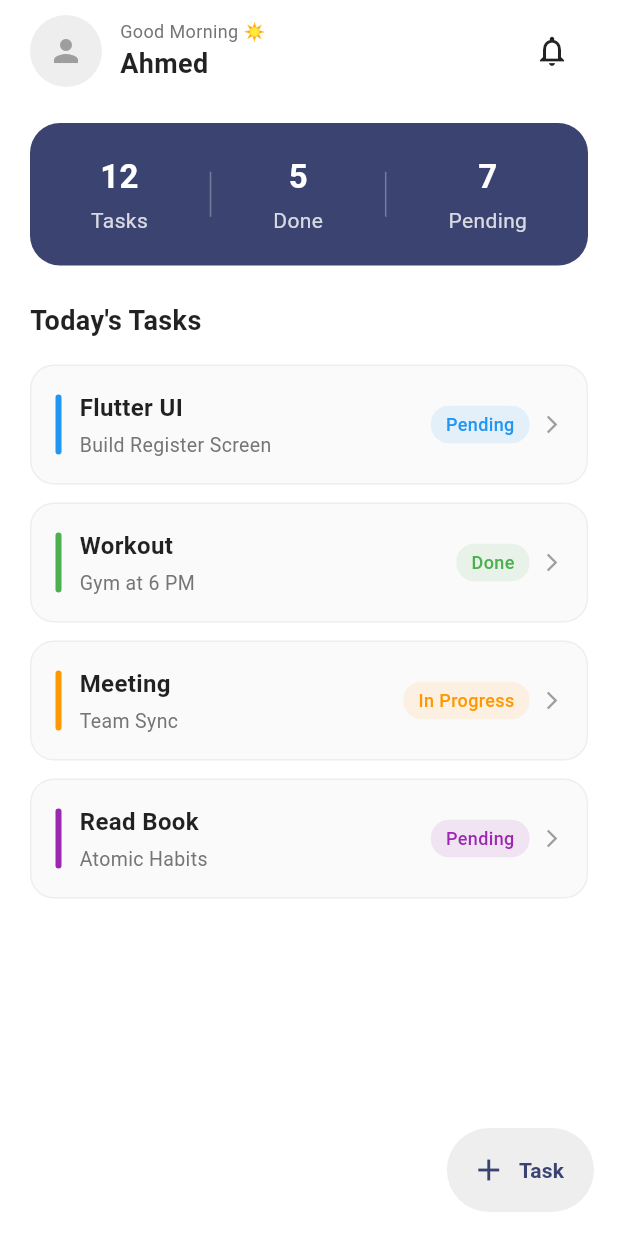
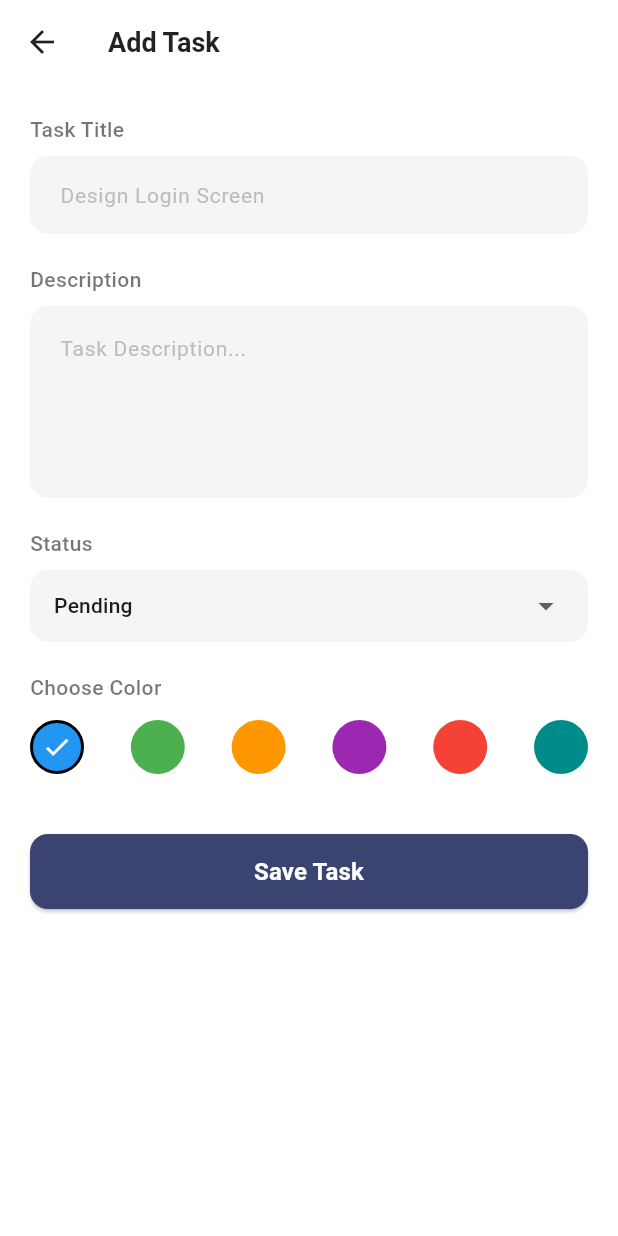
Before and after one commit to lamaashraf63-svg/task-18, a Flutter app: the HomeScreen screen opened directly, after a tap on "Task", on a phone screen of 412 x 824 dp. Run offline on Flutter 3.47's test engine with Material 3 defaults, Android fonts, the phone set to English and light mode, and no system bars; our stand-ins replace lottie.

Commit message:
Add AddTaskScreen and link it with HomeScreen

```diff
--- /dev/null
+++ b/lib/add_task_screen.dart
@@ -0,0 +1,192 @@
+import 'package:flutter/material.dart';
+
+class AddTaskScreen extends StatefulWidget {
+  const AddTaskScreen({super.key});
+
+  @override
+  State<AddTaskScreen> createState() => _AddTaskScreenState();
+}
+
+class _AddTaskScreenState extends State<AddTaskScreen> {
+  String selectedStatus = 'Pending';
+  Color selectedColor = Colors.blue;
+
+  final List<Color> taskColors = [
+    Colors.blue,
+    Colors.green,
+    Colors.orange,
+    Colors.purple,
+    Colors.red,
+    TealColorCustom.teal,
+  ];
+
+  @override
+  Widget build(BuildContext context) {
+    return Scaffold(
+      backgroundColor: Colors.white,
+      appBar: AppBar(
+        backgroundColor: Colors.white,
+        elevation: 0,
+        leading: IconButton(
+          icon: const Icon(Icons.arrow_back, color: Colors.black87),
+          onPressed: () => Navigator.pop(context),
+        ),
+        title: const Text(
+          'Add Task',
+          style: TextStyle(
+            color: Colors.black87,
+            fontWeight: FontWeight.bold,
+            fontSize: 18,
+          ),
+        ),
+      ),
+      body: SingleChildScrollView(
+        padding: const EdgeInsets.all(20.0),
+        child: Column(
+          crossAxisAlignment: CrossAxisAlignment.start,
+          children: [
+            // Task Title Label & Input
+            const Text(
+              'Task Title',
+              style: TextStyle(fontSize: 14, fontWeight: FontWeight.w500, color: Colors.black54),
+            ),
+            const SizedBox(height: 8),
+            TextField(
+              decoration: InputDecoration(
+                hintText: 'Design Login Screen',
+                hintStyle: TextStyle(color: Colors.grey[400], fontSize: 14),
+                filled: true,
+                fillColor: Colors.grey[100],
+                contentPadding: const EdgeInsets.symmetric(horizontal: 16, vertical: 14),
+                border: OutlineInputBorder(
+                  borderRadius: BorderRadius.circular(12),
+                  borderSide: BorderSide.none,
+                ),
+              ),
+            ),
+            const SizedBox(height: 20),
+
+            // Description Label & Input
+            const Text(
+              'Description',
+              style: TextStyle(fontSize: 14, fontWeight: FontWeight.w500, color: Colors.black54),
+            ),
+            const SizedBox(height: 8),
+            TextField(
+              maxLines: 4,
+              decoration: InputDecoration(
+                hintText: 'Task Description...',
+                hintStyle: TextStyle(color: Colors.grey[400], fontSize: 14),
+                filled: true,
+                fillColor: Colors.grey[100],
+                contentPadding: const EdgeInsets.all(16),
+                border: OutlineInputBorder(
+                  borderRadius: BorderRadius.circular(12),
+                  borderSide: BorderSide.none,
+                ),
+              ),
+            ),
+            const SizedBox(height: 20),
+
+            // Status Label & Dropdown
+            const Text(
+              'Status',
+              style: TextStyle(fontSize: 14, fontWeight: FontWeight.w500, color: Colors.black54),
+            ),
+            const SizedBox(height: 8),
+            Container(
+              padding: const EdgeInsets.symmetric(horizontal: 16),
+              decoration: BoxDecoration(
+                color: Colors.grey[100],
+                borderRadius: BorderRadius.circular(12),
+              ),
+              child: DropdownButtonHideUnderline(
+                child: DropdownButton<String>(
+                  value: selectedStatus,
+                  isExpanded: true,
+                  items: ['Pending', 'In Progress', 'Done'].map((String value) {
+                    return DropdownMenuItem<String>(
+                      value: value,
+                      child: Text(value, style: const TextStyle(fontSize: 14)),
+                    );
+                  }).toList(),
+                  onChanged: (newValue) {
+                    setState(() {
+                      selectedStatus = newValue!;
+                    });
+                  },
+                ),
+              ),
+            ),
+            const SizedBox(height: 20),
+
+            // Choose Color Label & Color Pickers
+            const Text(
+              'Choose Color',
+              style: TextStyle(fontSize: 14, fontWeight: FontWeight.w500, color: Colors.black54),
+            ),
+            const SizedBox(height: 12),
+            Row(
+              mainAxisAlignment: MainAxisAlignment.spaceBetween,
+              children: taskColors.map((color) {
+                bool isSelected = selectedColor == color;
+                return GestureDetector(
+                  onTap: () {
+                    setState(() {
+                      selectedColor = color;
+                    });
+                  },
+                  child: Container(
+                    width: 36,
+                    height: 36,
+                    decoration: BoxDecoration(
+                      color: color,
+                      shape: BoxShape.circle,
+                      border: isSelected
+                          ? Border.all(color: Colors.black, width: 2)
+                          : null,
+                    ),
+                    child: isSelected
+                        ? const Icon(Icons.check, color: Colors.white, size: 20)
+                        : null,
+                  ),
+                );
+              }).toList(),
+            ),
+            const SizedBox(height: 40),
+
+            // Save Task Button
+            SizedBox(
+              width: double.infinity,
+              height: 50,
+              child: ElevatedButton(
+                onPressed: () {
+                  // هنا ممكن نضيف كود حفظ المهمة أو الرجوع للشاشة الرئيسية
+                  Navigator.pop(context);
+                },
+                style: ElevatedButton.styleFrom(
+                  backgroundColor: const Color(0xFF3B4371),
+                  shape: RoundedRectangleBorder(
+                    borderRadius: BorderRadius.circular(12),
+                  ),
+                ),
+                child: const Text(
+                  'Save Task',
+                  style: TextStyle(
+                    fontSize: 16,
+                    color: Colors.white,
+                    fontWeight: FontWeight.bold,
+                  ),
+                ),
+              ),
+            ),
+          ],
+        ),
+      ),
+    );
+  }
+}
+
+class TealColorCustom {
+  static const Color teal = Color(0xFF008B8B);
+}
--- a/lib/home_screen.dart
+++ b/lib/home_screen.dart
@@ -1,4 +1,5 @@
 import 'package:flutter/material.dart';
+import 'add_task_screen.dart';
 
 class HomeScreen extends StatelessWidget {
   const HomeScreen({super.key});
@@ -13,7 +14,6 @@ class HomeScreen extends StatelessWidget {
           child: Column(
             crossAxisAlignment: CrossAxisAlignment.start,
             children: [
-              // 1. Header (Profile, Greeting, Notification)
               Row(
                 children: [
                   CircleAvatar(
@@ -50,8 +50,6 @@ class HomeScreen extends StatelessWidget {
                 ],
               ),
               const SizedBox(height: 24),
-
-              // 2. Task Statistics Cards (Blue Container matching Figma)
               Container(
                 padding: const EdgeInsets.all(20),
                 decoration: BoxDecoration(
@@ -70,8 +68,6 @@ class HomeScreen extends StatelessWidget {
                 ),
               ),
               const SizedBox(height: 24),
-
-              // 3. Today's Tasks Title
               const Text(
                 "Today's Tasks",
                 style: TextStyle(
@@ -81,8 +77,6 @@ class HomeScreen extends StatelessWidget {
                 ),
               ),
               const SizedBox(height: 16),
-
-              // 4. Tasks List
               Expanded(
                 child: ListView(
                   children: const [
@@ -121,9 +115,15 @@ class HomeScreen extends StatelessWidget {
           ),
         ),
       ),
-      // Floating Action Button matching Figma (+ Task)
       floatingActionButton: FloatingActionButton.extended(
-        onPressed: () {},
+        onPressed: () {
+          Navigator.push(
+            context,
+            MaterialPageRoute(
+              builder: (context) => const AddTaskScreen(),
+            ),
+          );
+        },
         backgroundColor: Colors.grey[200],
         elevation: 0,
         shape: RoundedRectangleBorder(
@@ -142,7 +142,6 @@ class HomeScreen extends StatelessWidget {
   }
 }
 
-// Helper Widget for Statistics Items
 class _StatItem extends StatelessWidget {
   final String count;
   final String label;
@@ -174,7 +173,6 @@ class _StatItem extends StatelessWidget {
   }
 }
 
-// Helper Widget for Vertical Line Divider
 class _VerticalDivider extends StatelessWidget {
   const _VerticalDivider();
 
@@ -188,7 +186,6 @@ class _VerticalDivider extends StatelessWidget {
   }
 }
 
-// Reusable Task Card Widget
 class TaskCard extends StatelessWidget {
   final String title;
   final String subtitle;
```
